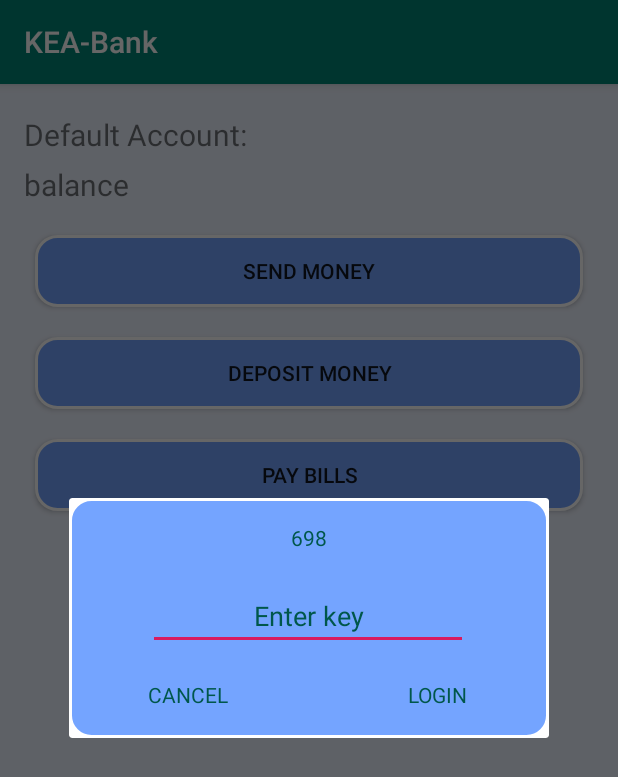
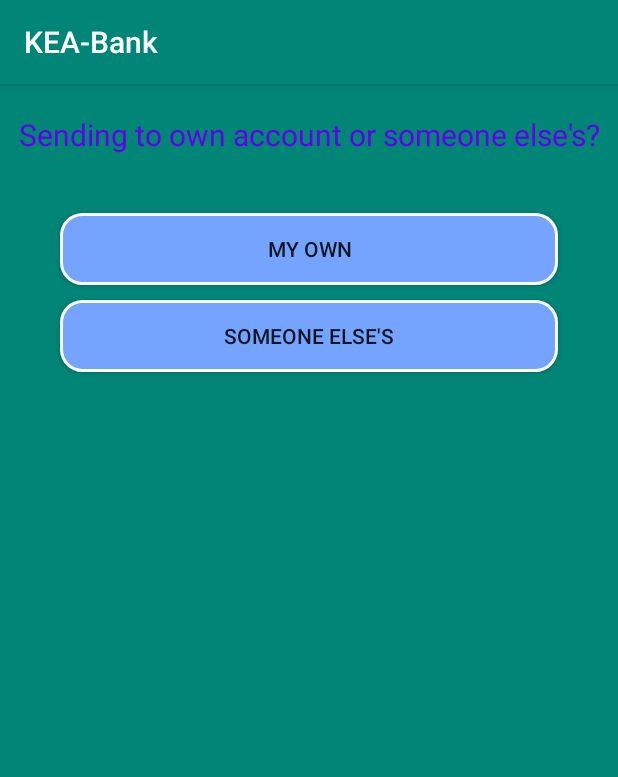
Before and after one commit to Highyard/KEABank, an Android app: the SpecificAccountActivity screen opened directly, with no data from a screen before it, after a tap on "SEND MONEY", on a phone screen of 412 x 824 dp. Shown: the top 777 px of the screen. Run offline under Robolectric (Android 15) with nearby library versions, the phone set to English and light mode, and no system bars; 3 statements that could not run were skipped.

Commit message:
added sendMoney

```diff
--- a/app/src/main/AndroidManifest.xml
+++ b/app/src/main/AndroidManifest.xml
@@ -13,7 +13,10 @@
         android:roundIcon="@mipmap/ic_launcher_round"
         android:supportsRtl="true"
         android:theme="@style/AppTheme">
-        <activity android:name=".activities.SpecificBillActivity"></activity>
+        <activity android:name=".activities.SomeoneElsesActivity"></activity>
+        <activity android:name=".activities.DepositMoneyActivity" />
+        <activity android:name=".activities.SendMoneyActivity" />
+        <activity android:name=".activities.SpecificBillActivity" />
         <activity android:name=".activities.ResetPasswordActivity" />
         <activity android:name=".activities.BillsActivity" />
         <activity android:name=".activities.ApplyAccountActivity" />
--- a/app/src/main/java/com/example/kea_bank/activities/AccountsActivity.java
+++ b/app/src/main/java/com/example/kea_bank/activities/AccountsActivity.java
@@ -23,7 +23,7 @@ public class AccountsActivity extends AppCompatActivity {
 
     private final static String TAG = "AccountsActivity";
 
-    // Codes for checking which account was tapped //
+    // Codes for checking which toAccount was tapped //
     public final static int DEF = 0;
     public final static int BUD = 1;
     public final static int BUSI = 2;
@@ -52,7 +52,7 @@ public class AccountsActivity extends AppCompatActivity {
         initNonViews();
         instantiateUser();
 
-        // Assigns the account names of the users accounts that are active to ArrayList accountArray. //
+        // Assigns the toAccount names of the users accounts that are active to ArrayList accountArray. //
         // These are used to list all the current accounts that are active for logged in user. //
         // getAccountNames takes an ArrayList as the only argument, which is retrieved from the user object //
         // with the fetchUserAccounts method //
--- /dev/null
+++ b/app/src/main/java/com/example/kea_bank/activities/SendMoneyActivity.java
@@ -0,0 +1,158 @@
+package com.example.kea_bank.activities;
+
+import android.content.Context;
+import android.content.Intent;
+import android.content.SharedPreferences;
+import android.support.annotation.Nullable;
+import android.support.v7.app.AppCompatActivity;
+import android.os.Bundle;
+import android.util.Log;
+import android.view.View;
+import android.widget.AdapterView;
+import android.widget.ArrayAdapter;
+import android.widget.Button;
+import android.widget.EditText;
+import android.widget.Spinner;
+import android.widget.TextView;
+import android.widget.Toast;
+
+import com.example.kea_bank.R;
+import com.example.kea_bank.domain.accounts.Account;
+import com.example.kea_bank.domain.users.User;
+import com.example.kea_bank.services.UserService;
+import com.example.kea_bank.utilities.NemIDDialogInflater;
+
+public class SendMoneyActivity extends AppCompatActivity implements AdapterView.OnItemSelectedListener {
+
+    private static final String TAG = "SendMoneyActivity";
+
+    public static final int DIALOG_REQUEST_CODE = 333;
+
+    TextView toWho, howMuch;
+    Button myOwn, someoneElses, send;
+    Spinner spinner;
+    EditText editText;
+
+    User user;
+    Intent receivedIntent;
+
+    Account receivedAccount;
+    Account toAccount;
+
+    Context context;
+    SharedPreferences sharedPreferences;
+    UserService userService;
+    NemIDDialogInflater nemIDDialogInflater;
+
+    @Override
+    protected void onCreate(Bundle savedInstanceState) {
+        super.onCreate(savedInstanceState);
+        setContentView(R.layout.activity_send_money);
+        init();
+        initNonViews();
+        instantiateUser();
+
+        ArrayAdapter<CharSequence> adapter = ArrayAdapter.createFromResource(context, R.array.spinner_coiches, android.R.layout.simple_spinner_item);
+        adapter.setDropDownViewResource(android.R.layout.simple_spinner_dropdown_item);
+        spinner.setAdapter(adapter);
+        spinner.setOnItemSelectedListener(this);
+
+    }
+
+    protected void init(){
+
+        toWho = findViewById(R.id.toWho);
+        myOwn = findViewById(R.id.myOwn);
+        someoneElses = findViewById(R.id.someoneElses);
+        howMuch = findViewById(R.id.howMuch);
+        spinner = findViewById(R.id.spinner);
+        editText = findViewById(R.id.editText);
+        send = findViewById(R.id.send);
+
+        spinner.setVisibility(View.GONE);
+        editText.setVisibility(View.GONE);
+        howMuch.setVisibility(View.GONE);
+        send.setVisibility(View.GONE);
+    }
+
+    protected void initNonViews(){
+        context = getApplicationContext();
+        sharedPreferences = context.getSharedPreferences(getResources().getString(R.string.CREDENTIALS_KEY), MODE_PRIVATE);
+        userService = new UserService(context, sharedPreferences);
+    }
+
+    protected void instantiateUser() {
+        receivedIntent = getIntent();
+        user = receivedIntent.getParcelableExtra(getResources().getString(R.string.existing_user));
+        receivedAccount = receivedIntent.getParcelableExtra("ACCOUNT");
+        String username = user.getCredentials().getName();
+        user = userService.fetchUser(username);
+
+    }
+
+    public void onClick(View view){
+
+        switch (view.getId()){
+
+            case R.id.myOwn:
+                toWho.setText(myOwn.getText().toString());
+                spinner.setVisibility(View.VISIBLE);
+                editText.setVisibility(View.VISIBLE);
+                howMuch.setVisibility(View.VISIBLE);
+                myOwn.setVisibility(View.GONE);
+                send.setVisibility(View.VISIBLE);
+                break;
+
+            case R.id.someoneElses:
+                nemIDDialogInflater.instantiateCurrentAccount(receivedAccount);
+                nemIDInflater();
+                finish();
+                break;
+
+            case R.id.send:
+                Double amount = Double.parseDouble(editText.getText().toString());
+                userService.sendMoneyOwnAccount(user, receivedAccount, toAccount, amount);
+                break;
+        }
+
+    }
+
+    @Override
+    public void onItemSelected(AdapterView<?> parent, View view, int position, long id) {
+        String choice = parent.getItemAtPosition(position).toString();
+
+        Log.d(TAG, "STRING CHOICE: " + choice);
+
+        for (Account chosenAccount: userService.fetchUserAccounts(user)) {
+            if (!chosenAccount.isActivated()){
+                Toast.makeText(context, "This toAccount type has not been activated. Go to Apply for Account to activate this type.", Toast.LENGTH_LONG).show();
+            } else {
+                if (choice.equalsIgnoreCase(chosenAccount.getClass().getSimpleName())){
+                    toAccount = chosenAccount;
+            }
+
+            }
+        }
+
+    }
+
+    @Override
+    public void onNothingSelected(AdapterView<?> parent) {
+
+    }
+
+    public void nemIDInflater(){
+        nemIDDialogInflater = new NemIDDialogInflater();
+        nemIDDialogInflater.instantiateUser(user);
+        nemIDDialogInflater.setActivityCode(NemIDDialogInflater.SEND_MONEY_ACTIVITY);
+        nemIDDialogInflater.show(getSupportFragmentManager(), "nemIDDialogInflater");
+    }
+
+    @Override
+    public void onBackPressed() {
+        Intent intent = new Intent();
+        intent.putExtra(getResources().getString(R.string.existing_user), user);
+        setResult(200, intent);
+        super.onBackPressed();
+    }
+}
--- a/app/src/main/java/com/example/kea_bank/activities/SpecificAccountActivity.java
+++ b/app/src/main/java/com/example/kea_bank/activities/SpecificAccountActivity.java
@@ -13,6 +13,7 @@ import android.widget.TextView;
 import android.widget.Toast;
 
 import com.example.kea_bank.R;
+import com.example.kea_bank.domain.accounts.Account;
 import com.example.kea_bank.domain.users.User;
 import com.example.kea_bank.services.UserService;
 import com.example.kea_bank.utilities.NemIDDialogInflater;
@@ -26,6 +27,7 @@ public class SpecificAccountActivity extends AppCompatActivity {
 
     Intent receivedIntent;
     User user;
+    Account currentAccount;
 
     Context context;
     SharedPreferences sharedPreferences;
@@ -63,18 +65,21 @@ public class SpecificAccountActivity extends AppCompatActivity {
             case AccountsActivity.DEF:
                 tvSpecificAccount.setText(getResources().getString(R.string.default_account) + " " + user.getCredentials().getName());
                 tvBalance.setText(getResources().getString(R.string.balance) + user.getDefaultAccount().getBalance());
+                currentAccount = user.getDefaultAccount();
                 break;
 
             case AccountsActivity.BUD:
                 tvSpecificAccount.setText(getResources().getString(R.string.budget_account) + " " + user.getCredentials().getName());
                 tvBalance.setText(getResources().getString(R.string.balance) + user.getBudgetAccount().getBalance());
                 payBills.setVisibility(View.GONE);
+                currentAccount = user.getBudgetAccount();
                 break;
 
             case AccountsActivity.BUSI:
                 tvSpecificAccount.setText(getResources().getString(R.string.business_account) + " " + user.getCredentials().getName());
                 tvBalance.setText(String.valueOf(user.getBusinessAccount().getBalance()));
                 payBills.setVisibility(View.GONE);
+                currentAccount = user.getBusinessAccount();
                 break;
 
             case AccountsActivity.PEN:
@@ -84,12 +89,14 @@ public class SpecificAccountActivity extends AppCompatActivity {
                     sendMoney.setVisibility(View.GONE);
                 }
                 payBills.setVisibility(View.GONE);
+                currentAccount = user.getPensionAccount();
                 break;
 
             case AccountsActivity.SAV:
                 tvSpecificAccount.setText(getResources().getString(R.string.savings_account) + " " + user.getCredentials().getName());
                 tvBalance.setText(String.valueOf(user.getSavingsAccount().getBalance()));
                 payBills.setVisibility(View.GONE);
+                currentAccount = user.getSavingsAccount();
                 break;
 
             default:
@@ -106,25 +113,22 @@ public class SpecificAccountActivity extends AppCompatActivity {
         switch (view.getId()){
 
             case R.id.sendMoney:
-                nemIDInflater();
+                Intent intent = new Intent(this, SendMoneyActivity.class);
+                intent.putExtra(getResources().getString(R.string.existing_user), user);
+                intent.putExtra("ACCOUNT", currentAccount);
+                startActivity(intent);
                 break;
             case R.id.depositMoney:
-                nemIDInflater();
+                Intent depositMoney = new Intent(this, DepositMoneyActivity.class);
+                startActivity(depositMoney);
                 break;
             case R.id.payBills:
-                nemIDInflater();
                 break;
 
         }
-
     }
 
-    public void nemIDInflater(){
-        NemIDDialogInflater nemIDDialogInflater = new NemIDDialogInflater();
-        nemIDDialogInflater.instantiateUser(user);
-        nemIDDialogInflater.setActivityCode(NemIDDialogInflater.SPECIFIC_ACCOUNT_ACTIVITY_CODE);
-        nemIDDialogInflater.show(getSupportFragmentManager(), "nemIDDialogInflater");
-    }
+
 
     protected void initNonViews(){
         context = getApplicationContext();
--- a/app/src/main/java/com/example/kea_bank/activities/SpecificBillActivity.java
+++ b/app/src/main/java/com/example/kea_bank/activities/SpecificBillActivity.java
@@ -53,9 +53,8 @@ public class SpecificBillActivity extends AppCompatActivity {
                 if (userService.checkAndPayBill(user, customBill)) {
                     userService.saveUser(context, sharedPreferences, user);
                     Toast.makeText(context, "Bill was paid!", Toast.LENGTH_SHORT).show();
+                    setResult(RESULT_CANCELED);
                     finish();
-                } else {
-                    Toast.makeText(context, "Something went wrong.", Toast.LENGTH_SHORT).show();
                 }
                 break;
 
--- a/app/src/main/java/com/example/kea_bank/domain/accounts/Account.java
+++ b/app/src/main/java/com/example/kea_bank/domain/accounts/Account.java
@@ -4,6 +4,7 @@ import android.os.Parcel;
 import android.os.Parcelable;
 
 import com.example.kea_bank.domain.users.User;
+import com.example.kea_bank.services.UserService;
 
 public abstract class Account implements Parcelable {
 
@@ -35,10 +36,6 @@ public abstract class Account implements Parcelable {
         this.userId = userId;
     }
 
-    public void move(User sender, String receiver, Double amount) {
-
-    }
-
     @Override
     public int describeContents() {
         return 0;
--- /dev/null
+++ b/app/src/main/res/layout/activity_send_money.xml
@@ -0,0 +1,84 @@
+<?xml version="1.0" encoding="utf-8"?>
+<LinearLayout xmlns:android="http://schemas.android.com/apk/res/android"
+    xmlns:app="http://schemas.android.com/apk/res-auto"
+    xmlns:tools="http://schemas.android.com/tools"
+    android:layout_width="match_parent"
+    android:layout_height="match_parent"
+    android:orientation="vertical"
+    android:textAlignment="center"
+    android:background="@color/colorPrimary"
+    tools:context=".activities.SendMoneyActivity">
+
+    <TextView
+        android:id="@+id/toWho"
+        android:layout_width="match_parent"
+        android:layout_height="56dp"
+        android:text="Sending to own account or someone else's?"
+        android:textSize="20sp"
+        android:layout_marginTop="20dp"
+        android:textColor="@color/design_default_color_primary"
+        android:textAlignment="center" />
+
+    <Spinner
+        android:id="@+id/spinner"
+        android:layout_width="match_parent"
+        android:layout_height="wrap_content"
+        android:textAlignment="center"
+        android:layout_marginStart="80dp"
+        android:layout_marginEnd="80dp"
+        android:layout_marginTop="20dp"/>
+
+    <TextView
+        android:id="@+id/howMuch"
+        android:layout_width="match_parent"
+        android:layout_height="wrap_content"
+        android:layout_marginTop="20dp"
+        android:layout_marginStart="120dp"
+        android:layout_marginEnd="120dp"
+        android:text="Amount to Send"
+        android:textAlignment="center" />
+
+    <EditText
+        android:id="@+id/editText"
+        android:layout_width="match_parent"
+        android:layout_height="wrap_content"
+        android:layout_marginStart="120dp"
+        android:layout_marginEnd="120dp"
+        android:ems="10"
+        android:textAlignment="center"
+        android:hint="Amount"
+        android:inputType="numberDecimal" />
+
+    <Button
+        android:id="@+id/myOwn"
+        android:layout_width="match_parent"
+        android:layout_height="wrap_content"
+        android:layout_marginLeft="40dp"
+        android:layout_marginTop="10dp"
+        android:layout_marginRight="40dp"
+        android:background="@drawable/rounded_corner"
+        android:onClick="onClick"
+        android:text="My Own" />
+
+    <Button
+        android:id="@+id/someoneElses"
+        android:layout_width="match_parent"
+        android:layout_height="wrap_content"
+        android:layout_marginLeft="40dp"
+        android:layout_marginTop="10dp"
+        android:layout_marginRight="40dp"
+        android:background="@drawable/rounded_corner"
+        android:onClick="onClick"
+        android:text="Someone else's" />
+
+    <Button
+        android:id="@+id/send"
+        android:layout_width="match_parent"
+        android:layout_height="wrap_content"
+        android:layout_marginLeft="40dp"
+        android:layout_marginTop="10dp"
+        android:layout_marginRight="40dp"
+        android:background="@drawable/rounded_corner"
+        android:onClick="onClick"
+        android:text="Send" />
+</LinearLayout>
--- a/app/src/main/res/layout/verify_nemid.xml
+++ b/app/src/main/res/layout/verify_nemid.xml
@@ -50,9 +50,9 @@
         android:id="@+id/dActionOk"
         android:layout_width="wrap_content"
         android:layout_height="wrap_content"
-        android:layout_marginStart="120dp"
+        android:layout_marginStart="140dp"
         android:layout_marginTop="20dp"
-        android:text="@string/caps_login"
+        android:text="@string/ok"
         android:textColor="@color/colorPrimaryDark"
         app:layout_constraintStart_toEndOf="@+id/dCancel"
         app:layout_constraintTop_toBottomOf="@+id/nemIdInput" />
--- a/app/src/main/res/values/strings.xml
+++ b/app/src/main/res/values/strings.xml
@@ -58,4 +58,13 @@
     <string name="add_bill">Add Bill</string>
     <string name="updated_user">UPDATED_USER</string>
     <string name="pay_automatically">Pay Automatically</string>
+    <string name="ok">OK</string>
+
+    <array name="spinner_coiches">
+        <item>DefaultAccount</item>
+        <item>BudgetAccount</item>
+        <item>BusinessAccount</item>
+        <item>PensionAccount</item>
+        <item>SavingsAccount</item>
+    </array>
 </resources>
```
Also changed, not shown: app/src/main/java/com/example/kea_bank/activities/BillsActivity.java (+3 -6 lines), app/src/main/java/com/example/kea_bank/activities/DepositMoneyActivity.java (added, +15 -0 lines), app/src/main/java/com/example/kea_bank/activities/HomeActivity.java (+18 -3 lines), app/src/main/java/com/example/kea_bank/activities/SomeoneElsesActivity.java (added, +75 -0 lines), app/src/main/java/com/example/kea_bank/services/UserService.java (+15 -4 lines), app/src/main/java/com/example/kea_bank/utilities/NemIDDialogInflater.java (+26 -3 lines), app/src/main/res/layout/activity_deposit_money.xml (added, +9 -0 lines), app/src/main/res/layout/activity_someone_elses.xml (added, +63 -0 lines).
